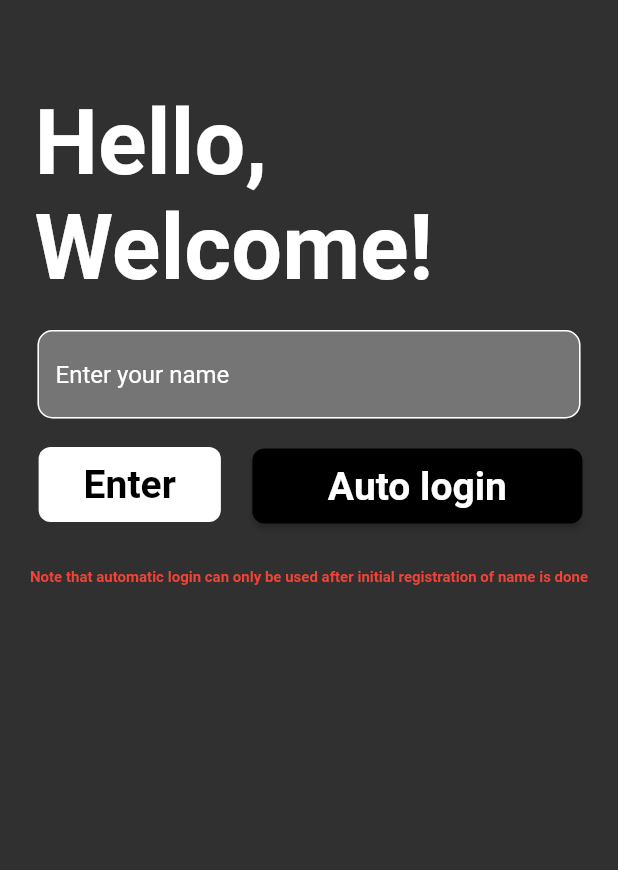
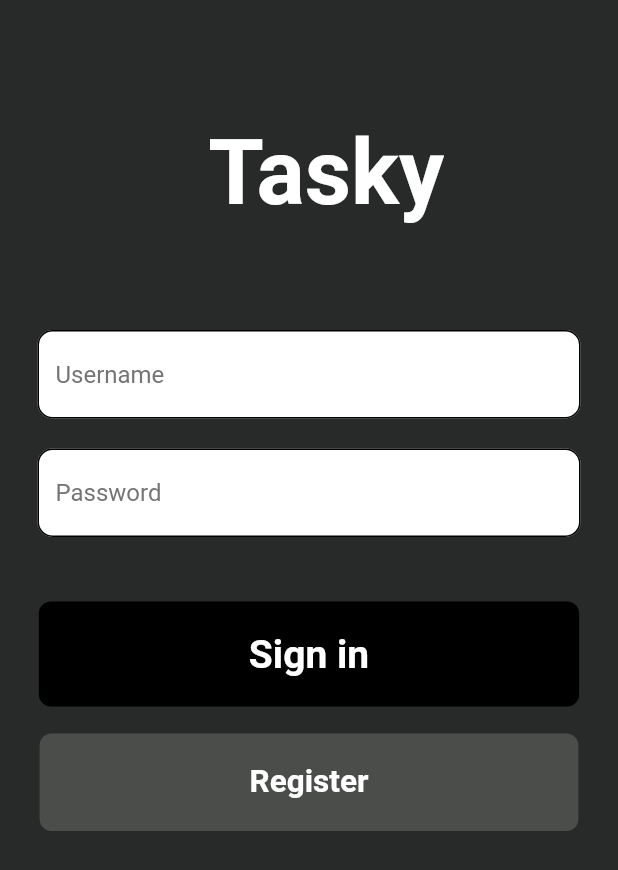
Before and after one commit to Hasith435/todo-app, a Flutter app: the screen it shows after launch, on a phone screen of 412 x 824 dp. Shown: the top 870 px of the screen. Run offline on Flutter 3.47's test engine with Material 2 defaults, Android fonts, the phone set to English and light mode, and no system bars; drawn by our look-alikes of auto_size_text; our stand-ins replace after_layout, curved_labeled_navigation_bar, dropdown_button2, flutter_slidable, hive_flutter and 1 more; missing offline and left inert: dart:ffi; accounts and stored records are empty.

Commit message:
Made some changes to the UI

```diff
--- a/todo_app/lib/pages/completed_tasks.dart
+++ b/todo_app/lib/pages/completed_tasks.dart
@@ -32,19 +32,6 @@ class _CompletedTasksState extends State<CompletedTasks> {
         child: Column(
           crossAxisAlignment: CrossAxisAlignment.stretch,
           children: [
-            const Padding(
-              padding: EdgeInsets.only(top: 20, bottom: 10),
-              child: Align(
-                alignment: Alignment.center,
-                child: Text(
-                  "These are all your completed Tasks:",
-                  style: TextStyle(
-                      fontSize: 20,
-                      fontWeight: FontWeight.bold,
-                      color: Colors.white),
-                ),
-              ),
-            ),
             ListView.builder(
               shrinkWrap: true,
               physics: const NeverScrollableScrollPhysics(),
--- a/todo_app/lib/pages/edit_todo_page.dart
+++ b/todo_app/lib/pages/edit_todo_page.dart
@@ -54,6 +54,10 @@ class _EditTaskState extends State<EditTask> {
     debugPrint('todo list objects: ${db.toDoListObjects.toString()}');
     debugPrint('edited tasks: ${db.editedTasks.toString()}');
     db.toDoListObjects[taskIndex] = db.editedTasks[0];
+
+    if (editTodoPrioritySelectedValue == "High") {
+      db.highPriority[taskIndex] = db.editedTasks[0];
+    }
 
     db.editedTasks.clear();
     Navigator.of(context)
--- a/todo_app/lib/pages/login_page.dart
+++ b/todo_app/lib/pages/login_page.dart
@@ -3,6 +3,8 @@ import 'package:hive_flutter/hive_flutter.dart';
 import 'package:todo_app/data/database.dart';
 import 'package:todo_app/pages/home_page.dart';
 import 'package:todo_app/utils/error_messages.dart';
+import 'package:auto_size_text/auto_size_text.dart';
+import 'package:todo_app/pages/bottom_nav_bar.dart';
 
 ToDoDateBase db = ToDoDateBase();
 
@@ -34,7 +36,7 @@ class _LoginPageState extends State<LoginPage> {
     if (db.userName != "") {
       Navigator.of(context)
           .pushReplacement(MaterialPageRoute(builder: (BuildContext context) {
-        return const HomePage();
+        return const NavBar();
       }));
     }
     if (db.userName == "") {
@@ -49,7 +51,7 @@ class _LoginPageState extends State<LoginPage> {
   @override
   Widget build(BuildContext context) {
     return Scaffold(
-      backgroundColor: const Color.fromARGB(255, 48, 48, 48),
+      backgroundColor: Color.fromARGB(255, 40, 41, 41),
       body: SingleChildScrollView(
         child: SafeArea(
           child: Column(
@@ -58,11 +60,12 @@ class _LoginPageState extends State<LoginPage> {
                 height: 60,
               ),
               const Padding(
-                padding: EdgeInsets.only(left: 23),
+                padding: EdgeInsets.fromLTRB(23, 20, 0, 0),
                 child: Align(
                   alignment: Alignment.topLeft,
-                  child: Text(
-                    'Hello,',
+                  child: Center(
+                    child: AutoSizeText(
+                      'Tasky',
                       style: TextStyle(
                           fontWeight: FontWeight.bold,
                           fontSize: 60,
@@ -70,45 +73,50 @@ class _LoginPageState extends State<LoginPage> {
                     ),
                   ),
                 ),
-              const Padding(
-                padding: EdgeInsets.only(left: 23),
-                child: Align(
-                  alignment: Alignment.topLeft,
-                  child: Text(
-                    'Welcome!',
-                    style: TextStyle(
-                        fontWeight: FontWeight.bold,
-                        fontSize: 60,
-                        color: Colors.white),
               ),
+
+              const SizedBox(height: 70),
+              Padding(
+                padding: const EdgeInsets.symmetric(horizontal: 25.0),
+                child: TextField(
+                  style: const TextStyle(color: Colors.black),
+                  controller: userNameController,
+                  decoration: InputDecoration(
+                      filled: true,
+                      fillColor: Colors.white,
+                      hintText: "Username",
+                      hintStyle: TextStyle(color: Colors.grey[600]),
+                      enabledBorder: OutlineInputBorder(
+                          borderRadius: BorderRadius.circular(10),
+                          borderSide: const BorderSide(color: Colors.black))),
                 ),
               ),
               const SizedBox(height: 20),
               Padding(
                 padding: const EdgeInsets.symmetric(horizontal: 25.0),
                 child: TextField(
-                  style: const TextStyle(color: Colors.white),
+                  style: const TextStyle(color: Colors.black),
                   controller: userNameController,
                   decoration: InputDecoration(
                       filled: true,
-                      fillColor: Colors.grey[600],
-                      hintText: "Enter your name",
-                      hintStyle: const TextStyle(color: Colors.white),
+                      fillColor: Colors.white,
+                      hintText: "Password",
+                      hintStyle: TextStyle(color: Colors.grey[600]),
                       enabledBorder: OutlineInputBorder(
                           borderRadius: BorderRadius.circular(10),
-                          borderSide: const BorderSide(color: Colors.white))),
+                          borderSide: const BorderSide(color: Colors.black))),
                 ),
               ),
 
               //sized box
               const SizedBox(
-                height: 10,
+                height: 35,
               ),
               //error message
               if (showErrorMsg == true)
                 ErrorMsg(errorMsg: 'Field cannot be left Empty'),
 
-              Row(
+              Column(
                 mainAxisAlignment: MainAxisAlignment.center,
                 children: [
                   //enter button
@@ -116,18 +124,18 @@ class _LoginPageState extends State<LoginPage> {
                     child: GestureDetector(
                       onTap: openHomePage,
                       child: Padding(
-                        padding: const EdgeInsets.fromLTRB(25, 8, 5, 10),
+                        padding: const EdgeInsets.fromLTRB(25, 8, 25, 10),
                         child: Container(
                           padding: const EdgeInsets.only(
-                              top: 10, bottom: 10, left: 30, right: 30),
+                              top: 20, bottom: 20, left: 140, right: 140),
                           decoration: BoxDecoration(
                             borderRadius: BorderRadius.circular(8),
+                            color: Colors.black,
+                          ),
+                          child: const AutoSizeText(
+                            'Sign in',
+                            style: TextStyle(
                                 color: Colors.white,
-                          ),
-                          child: const Text(
-                            'Enter',
-                            style: TextStyle(
-                                color: Colors.black,
                                 fontWeight: FontWeight.bold,
                                 fontSize: 26),
                           ),
@@ -135,45 +143,69 @@ class _LoginPageState extends State<LoginPage> {
                       ),
                     ),
                   ),
+
                   Center(
+                    child: GestureDetector(
+                      onTap: openHomePage,
                       child: Padding(
+                        padding: const EdgeInsets.fromLTRB(25, 8, 25, 10),
+                        child: Container(
                           padding: const EdgeInsets.only(
-                          top: 10, bottom: 10, left: 16, right: 23),
-                      child: SizedBox(
-                        width: 220,
-                        height: 50,
-                        child: ElevatedButton(
-                            onPressed: automaticLogin,
-                            style: ElevatedButton.styleFrom(
-                                backgroundColor: Colors.black,
-                                shape: RoundedRectangleBorder(
+                              top: 20, bottom: 20, left: 140, right: 140),
+                          decoration: BoxDecoration(
                             borderRadius: BorderRadius.circular(8),
-                                )),
-                            child: const Text(
-                              'Auto login',
+                            color: Color.fromARGB(255, 74, 77, 74),
+                          ),
+                          child: const AutoSizeText(
+                            'Register',
                             style: TextStyle(
-                                  fontSize: 26,
+                                color: Colors.white,
                                 fontWeight: FontWeight.bold,
-                                  color: Colors.white),
-                            )),
+                                fontSize: 21),
                           ),
                         ),
                       ),
+                    ),
+                  ),
+                  // Center(
+                  //   child: Padding(
+                  //     padding: const EdgeInsets.only(
+                  //         top: 10, bottom: 10, left: 16, right: 23),
+                  //     child: SizedBox(
+                  //       width: 220,
+                  //       height: 50,
+                  //       child: ElevatedButton(
+                  //           onPressed: automaticLogin,
+                  //           style: ElevatedButton.styleFrom(
+                  //               backgroundColor: Colors.black,
+                  //               shape: RoundedRectangleBorder(
+                  //                 borderRadius: BorderRadius.circular(8),
+                  //               )),
+                  //           child: const Text(
+                  //             'Auto login',
+                  //             style: TextStyle(
+                  //                 fontSize: 26,
+                  //                 fontWeight: FontWeight.bold,
+                  //                 color: Colors.white),
+                  //           )),
+                  //     ),
+                  //   ),
+                  // ),
                 ],
               ),
 
-              const Center(
-                child: Padding(
-                  padding: EdgeInsets.fromLTRB(12, 20, 12, 0),
-                  child: Text(
-                    "Note that automatic login can only be used after initial registration of name is done",
-                    style: TextStyle(
-                        color: Colors.red,
-                        fontSize: 10,
-                        fontWeight: FontWeight.bold),
-                  ),
-                ),
-              ),
+              // const Center(
+              //   child: Padding(
+              //     padding: EdgeInsets.fromLTRB(12, 20, 12, 0),
+              //     child: Text(
+              //       "Note that automatic login can only be used after initial registration of name is done",
+              //       style: TextStyle(
+              //           color: Colors.white,
+              //           fontSize: 10,
+              //           fontWeight: FontWeight.bold),
+              //     ),
+              //   ),
+              // ),
             ],
           ),
         ),
--- a/todo_app/pubspec.yaml
+++ b/todo_app/pubspec.yaml
@@ -31,6 +31,8 @@ dependencies:
   flutter:
     sdk: flutter
 
+  curved_labeled_navigation_bar: ^2.0.2
+
 
   # The following adds the Cupertino Icons font to your application.
   # Use with the CupertinoIcons class for iOS style icons.
@@ -42,6 +44,7 @@ dependencies:
   after_layout: ^1.2.0
   hive: ^2.2.3
   hive_flutter: ^1.1.0
+  auto_size_text: ^3.0.0
 
 dev_dependencies:
   flutter_test:
```
Also changed, not shown: todo_app/lib/pages/bottom_nav_bar.dart (added, +72 -0 lines), todo_app/lib/pages/home_page.dart (+48 -34 lines), todo_app/lib/utils/dialog_box.dart (+109 -99 lines), todo_app/lib/utils/drawer.dart (+4 -52 lines), todo_app/lib/utils/todo_list_container.dart (+6 -5 lines), todo_app/lib/apple.png (added), todo_app/lib/google.png (added), todo_app/pubspec.lock. Lines whose indentation alone changed are shown as unchanged.
